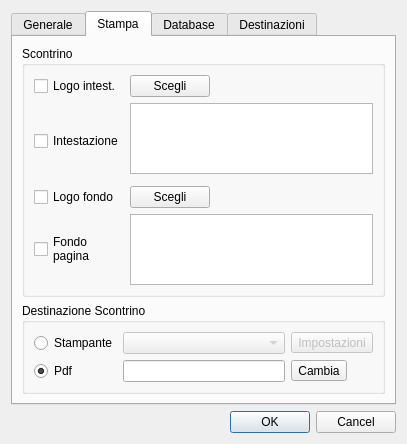
First picture: the form in src/configurazionedlg.ui, repository mtonin/gestcassa, before the edit.
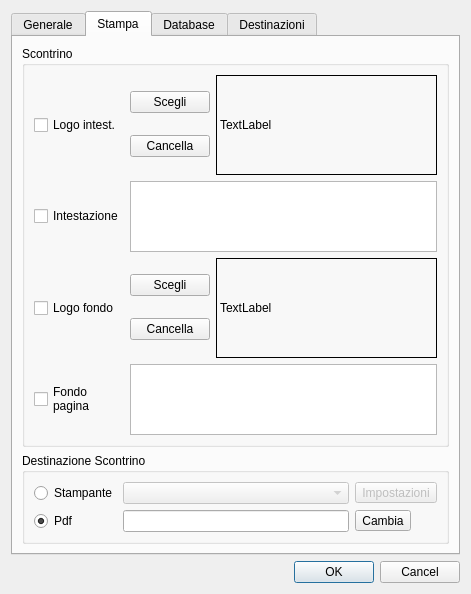
Second picture: the form after the edit. Icons and pictures are not drawn. Custom widgets are drawn as their Qt base class.

Diff of the .ui file:
```diff
--- a/src/configurazionedlg.ui
+++ b/src/configurazionedlg.ui
@@ -6,8 +6,8 @@
    <rect>
     <x>0</x>
     <y>0</y>
-    <width>407</width>
-    <height>373</height>
+    <width>471</width>
+    <height>562</height>
    </rect>
   </property>
   <property name="windowTitle">
@@ -234,86 +234,140 @@
          <property name="title">
           <string>Scontrino</string>
          </property>
-         <layout class="QHBoxLayout" name="horizontalLayout_2">
-          <item>
-           <layout class="QGridLayout" name="gridLayout_3">
-            <item row="1" column="0" rowspan="2">
-             <widget class="QCheckBox" name="intestazioneCheckBox">
-              <property name="text">
-               <string>Intestazione</string>
-              </property>
-             </widget>
-            </item>
-            <item row="0" column="1">
+         <layout class="QGridLayout" name="gridLayout_3">
+          <item row="0" column="0">
+           <widget class="QCheckBox" name="logoCheckBox">
+            <property name="text">
+             <string>Logo intest.</string>
+            </property>
+           </widget>
+          </item>
+          <item row="0" column="1">
+           <layout class="QVBoxLayout" name="verticalLayout_9">
+            <item>
              <widget class="QPushButton" name="logoIntestazioneBtn">
               <property name="text">
                <string>Scegli</string>
               </property>
              </widget>
             </item>
-            <item row="0" column="0">
-             <widget class="QCheckBox" name="logoCheckBox">
+            <item>
+             <widget class="QPushButton" name="cancellaLogoBtn">
               <property name="text">
-               <string>Logo intest.</string>
+               <string>Cancella</string>
               </property>
              </widget>
             </item>
-            <item row="0" column="2">
-             <spacer name="horizontalSpacer_4">
-              <property name="orientation">
-               <enum>Qt::Horizontal</enum>
-              </property>
-              <property name="sizeHint" stdset="0">
-               <size>
-                <width>40</width>
-                <height>20</height>
-               </size>
-              </property>
-             </spacer>
-            </item>
-            <item row="4" column="1" colspan="2">
-             <widget class="QPlainTextEdit" name="fondoScontrinoTxt"/>
-            </item>
-            <item row="4" column="0">
-             <widget class="QCheckBox" name="fondoCheckBox">
-              <property name="text">
-               <string>Fondo
-pagina</string>
-              </property>
-             </widget>
-            </item>
-            <item row="3" column="0">
-             <widget class="QCheckBox" name="logoFondoCheckBox">
-              <property name="text">
-               <string>Logo fondo</string>
-              </property>
-             </widget>
-            </item>
-            <item row="3" column="1">
+           </layout>
+          </item>
+          <item row="0" column="2">
+           <widget class="QLabel" name="logoPreview">
+            <property name="sizePolicy">
+             <sizepolicy hsizetype="Preferred" vsizetype="Preferred">
+              <horstretch>1</horstretch>
+              <verstretch>0</verstretch>
+             </sizepolicy>
+            </property>
+            <property name="minimumSize">
+             <size>
+              <width>0</width>
+              <height>100</height>
+             </size>
+            </property>
+            <property name="maximumSize">
+             <size>
+              <width>250</width>
+              <height>150</height>
+             </size>
+            </property>
+            <property name="frameShape">
+             <enum>QFrame::Box</enum>
+            </property>
+            <property name="text">
+             <string>TextLabel</string>
+            </property>
+            <property name="scaledContents">
+             <bool>true</bool>
+            </property>
+           </widget>
+          </item>
+          <item row="1" column="0">
+           <widget class="QCheckBox" name="intestazioneCheckBox">
+            <property name="text">
+             <string>Intestazione</string>
+            </property>
+           </widget>
+          </item>
+          <item row="1" column="1" colspan="2">
+           <widget class="QPlainTextEdit" name="intestazioneScontrinoTxt"/>
+          </item>
+          <item row="2" column="0">
+           <widget class="QCheckBox" name="logoFondoCheckBox">
+            <property name="text">
+             <string>Logo fondo</string>
+            </property>
+           </widget>
+          </item>
+          <item row="2" column="1">
+           <layout class="QVBoxLayout" name="verticalLayout_10">
+            <item>
              <widget class="QPushButton" name="logoFondoBtn">
               <property name="text">
                <string>Scegli</string>
               </property>
              </widget>
             </item>
-            <item row="3" column="2">
-             <spacer name="horizontalSpacer_5">
-              <property name="orientation">
-               <enum>Qt::Horizontal</enum>
+            <item>
+             <widget class="QPushButton" name="cancellaLogoFondoBtn">
+              <property name="text">
+               <string>Cancella</string>
               </property>
-              <property name="sizeHint" stdset="0">
-               <size>
-                <width>40</width>
-                <height>20</height>
-               </size>
-              </property>
-             </spacer>
-            </item>
-            <item row="1" column="1" colspan="2">
-             <widget class="QPlainTextEdit" name="intestazioneScontrinoTxt"/>
+             </widget>
             </item>
            </layout>
           </item>
+          <item row="2" column="2">
+           <widget class="QLabel" name="logoFondoPreview">
+            <property name="sizePolicy">
+             <sizepolicy hsizetype="Preferred" vsizetype="Preferred">
+              <horstretch>1</horstretch>
+              <verstretch>0</verstretch>
+             </sizepolicy>
+            </property>
+            <property name="minimumSize">
+             <size>
+              <width>0</width>
+              <height>100</height>
+             </size>
+            </property>
+            <property name="maximumSize">
+             <size>
+              <width>250</width>
+              <height>150</height>
+             </size>
+            </property>
+            <property name="frameShape">
+             <enum>QFrame::Box</enum>
+            </property>
+            <property name="text">
+             <string>TextLabel</string>
+            </property>
+            <property name="scaledContents">
+             <bool>true</bool>
+            </property>
+           </widget>
+          </item>
+          <item row="3" column="0">
+           <widget class="QCheckBox" name="fondoCheckBox">
+            <property name="text">
+             <string>Fondo
+pagina</string>
+            </property>
+           </widget>
+          </item>
+          <item row="3" column="1" colspan="2">
+           <widget class="QPlainTextEdit" name="fondoScontrinoTxt"/>
+          </item>
          </layout>
         </widget>
        </item>
```
Left out of the diff: 79 changed lines with no effect on the pictures.
